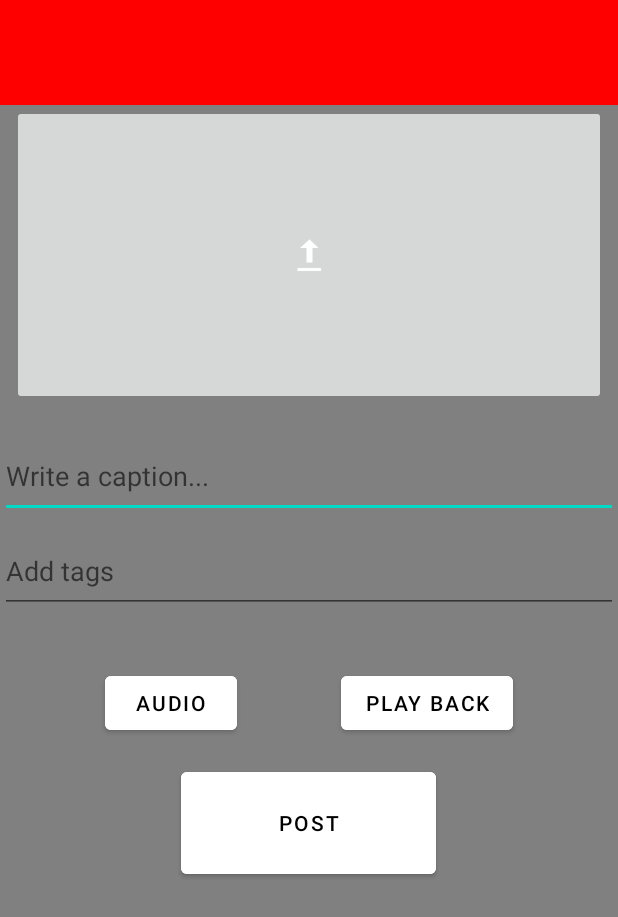
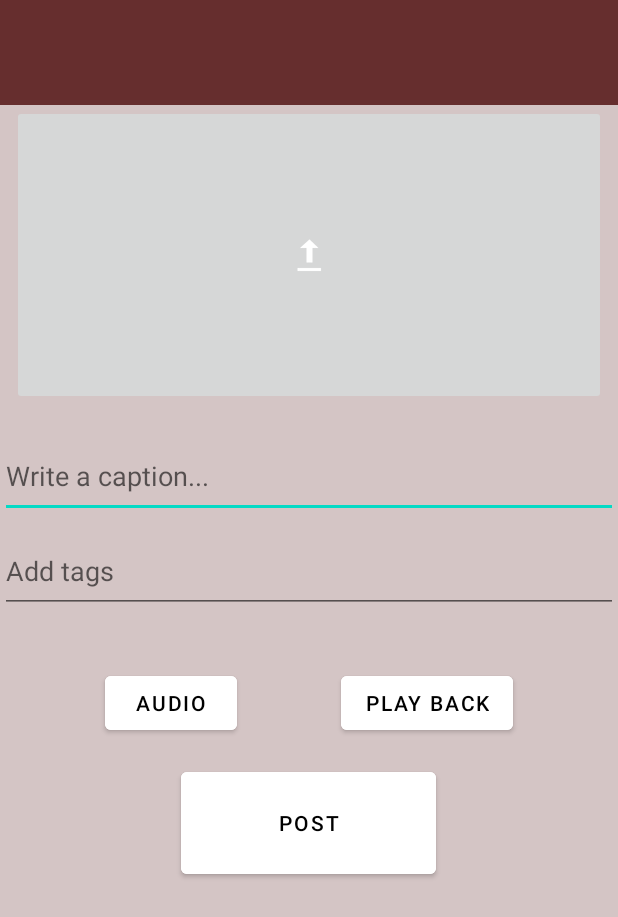
Before and after one commit to ribsyo/Memorygram, an Android app: the layout fragment_createpost.xml on its own in the app's theme, with its tools: preview values and no code run, on a phone screen of 412 x 824 dp. Shown: the top 917 px of the screen. Run offline under Robolectric (Android 15) with nearby library versions, the phone set to English and light mode, and no system bars.

Commit message:
fixed something

```diff
--- a/app/src/main/java/com/cmpt/memogram/MainActivity.java
+++ b/app/src/main/java/com/cmpt/memogram/MainActivity.java
@@ -28,12 +28,12 @@ public class MainActivity extends AppCompatActivity {
     private ActivityMainBinding binding;
     private static final User user = new User();
 
-
     @Override
     protected void onCreate(Bundle savedInstanceState) {
         super.onCreate(savedInstanceState);
         Objects.requireNonNull(getSupportActionBar()).hide();
         binding = ActivityMainBinding.inflate(getLayoutInflater());
+        setContentView(binding.getRoot()); // Ensure the correct layout is set
         reload();
     }
 
@@ -47,8 +47,9 @@ public class MainActivity extends AppCompatActivity {
         NavController navController = Navigation.findNavController(this, R.id.nav_host_fragment_activity_main);
         NavigationUI.setupActionBarWithNavController(this, navController, appBarConfiguration);
         NavigationUI.setupWithNavController(binding.navView, navController);
+    }
 
-    }
+    @Override
     public void onStart() {
         super.onStart();
         user.login("test@test.ca", "PW12345");
--- a/app/src/main/res/values/colors.xml
+++ b/app/src/main/res/values/colors.xml
@@ -7,6 +7,7 @@
     <color name="teal_700">#FF018786</color>
     <color name="black">#FF000000</color>
     <color name="white">#FFFFFFFF</color>
-    <color name="grey">#808080</color>
-    <color name="red">#FF0000</color>
+    <color name="grey">#D4C5C5</color>
+    <color name="red">#662E2E</color>
+    <color name="blue">#466788</color>
 </resources>
```
